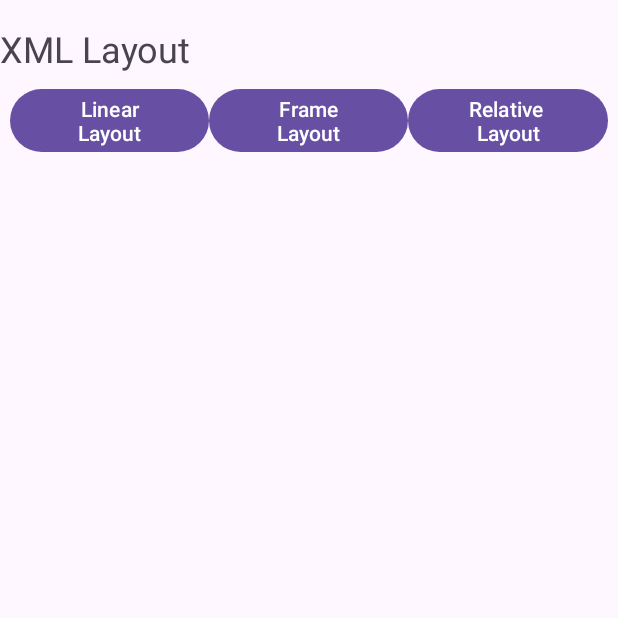
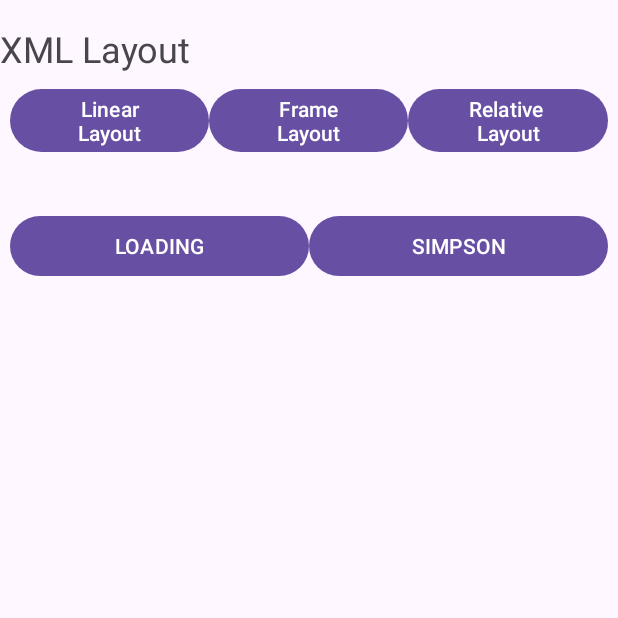
Before and after one commit to saidnaz/App2, an Android app: the screen it shows after launch (HomeActivity), on a phone screen of 412 x 824 dp, the top half of it. Run offline under Robolectric (Android 15) with nearby library versions, the phone set to English and light mode, and no system bars.

Commit message:
add button

```diff
--- a/app/src/main/res/layout/activity_home.xml
+++ b/app/src/main/res/layout/activity_home.xml
@@ -17,7 +17,7 @@
 
     <LinearLayout
         android:layout_width="match_parent"
-        android:layout_height="match_parent"
+        android:layout_height="78dp"
         android:layout_margin="3dp"
         android:layout_marginRight="3dp"
         android:orientation="horizontal"
@@ -55,6 +55,39 @@
             android:layout_weight="1"
             android:padding="3dp"
             android:text="Relative \nLayout" />
+
+    </LinearLayout>
+
+    <LinearLayout
+        android:layout_width="match_parent"
+        android:layout_height="165dp"
+        android:layout_margin="3dp"
+        android:layout_marginRight="3dp"
+        android:layout_weight="1"
+        android:orientation="horizontal"
+        android:padding="3dp"
+        android:paddingLeft="3dp"
+        android:paddingRight="4dp"
+        android:weightSum="2">
+
+
+        <Button
+            android:id="@+id/btn_animation_loading"
+            android:layout_width="wrap_content"
+            android:layout_height="wrap_content"
+            android:layout_weight="1"
+            android:padding="3dp"
+            android:text="Loading"
+            android:textAllCaps="true"/>
+
+        <Button
+            android:id="@+id/btn_relative_layout1"
+            android:layout_width="wrap_content"
+            android:layout_height="wrap_content"
+            android:layout_weight="1"
+            android:padding="3dp"
+            android:text="Simpson"
+            android:textAllCaps="true"/>
     </LinearLayout>
 
 </LinearLayout>
```
